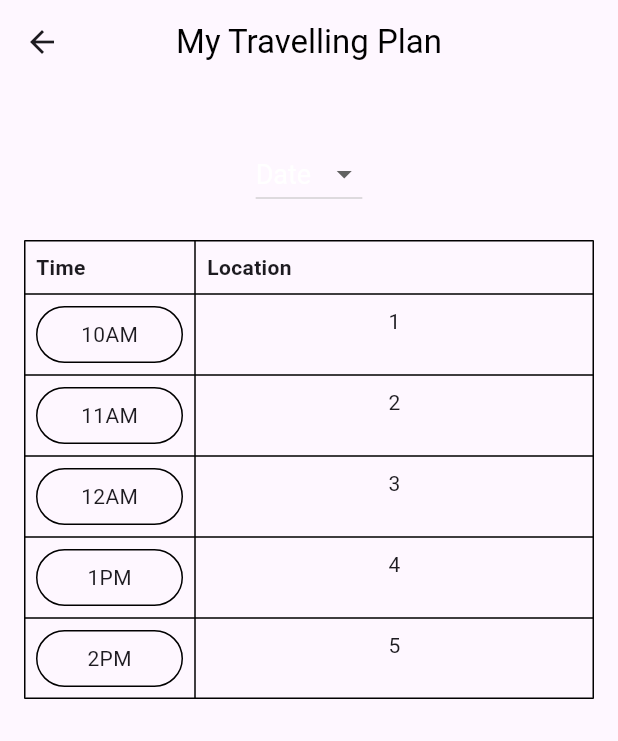
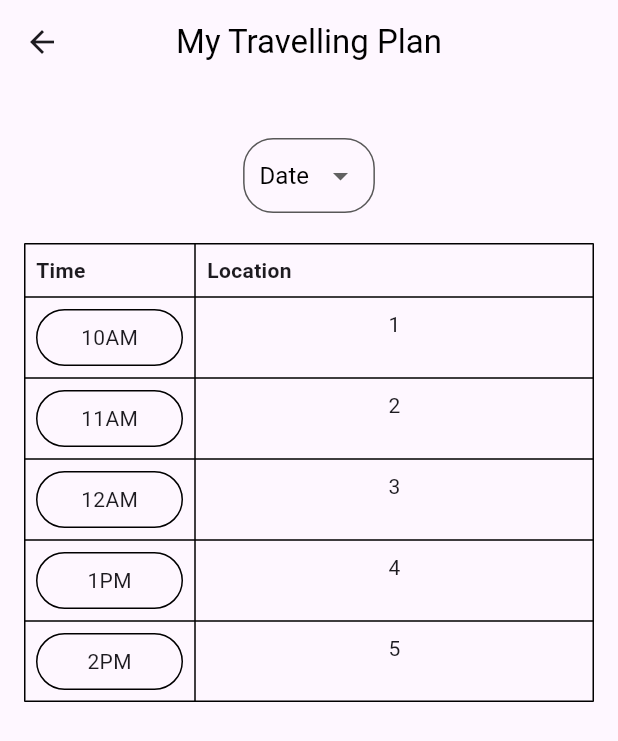
Before and after one commit to KaiC5504/TravelCustom, a Flutter app: the TravelPlanView screen opened directly, on a phone screen of 412 x 824 dp. Shown: the top 741 px of the screen. Run offline on Flutter 3.47's test engine with Material 3 defaults, Android fonts, the phone set to English and light mode, and no system bars; our stand-ins replace cloud_firestore, firebase_auth, firebase_core, font_awesome_flutter, get, shared_preferences; accounts and stored records are empty.

Commit message:
Recommend can click

```diff
--- a/lib/main.dart
+++ b/lib/main.dart
@@ -9,6 +9,7 @@ import 'package:travelcustom/views/profile_view.dart';
 import 'package:travelcustom/views/register_view.dart';
 import 'package:travelcustom/views/search_view.dart';
 import 'package:travelcustom/views/travel_main.dart';
+import 'package:travelcustom/views/travel_plan_view.dart';
 
 void main() async {
   WidgetsFlutterBinding.ensureInitialized();
@@ -35,6 +36,7 @@ class MyApp extends StatelessWidget {
         searchRoute: (context) => const SearchPage(),
         profileRoute: (context) => const ProfilePage(),
         naviRoute: (context) => const CustomBottomNavigationBar(),
+        planRoute: (context) => const TravelPlanView(),
       },
     );
   }
--- a/lib/utilities/content_filter.dart
+++ b/lib/utilities/content_filter.dart
@@ -123,8 +123,8 @@ Future<void> refreshAllUserInteractions(
     String destinationId = interactionData['destination_id'];
     Timestamp lastInteractionTime = interactionData['timestamp'];
     double lastScore = interactionData['preference_score'];
-    List<String> originalTags =
-        List<String>.from(interactionData['tags'] ?? []);
+    // List<String> originalTags =
+    //     List<String>.from(interactionData['tags'] ?? []);
 
     // Calculate time decay for each interaction
     double timeDecay = calculateTimeBasedScore(lastInteractionTime);
--- a/lib/views/travel_plan_view.dart
+++ b/lib/views/travel_plan_view.dart
@@ -25,7 +25,8 @@ class _TravelPlanViewState extends State<TravelPlanView> {
   Widget build(BuildContext context) {
     return Scaffold(
       appBar: AppBar(
-        title: const Text('My Travelling Plan', style: TextStyle(color: Colors.black)),
+        title: const Text('My Travelling Plan',
+            style: TextStyle(color: Colors.black)),
         backgroundColor: Colors.transparent,
         elevation: 0,
         centerTitle: true,
@@ -38,10 +39,21 @@ class _TravelPlanViewState extends State<TravelPlanView> {
             const SizedBox(height: 20),
 
             // Dropdown button for date selection
+            // Dropdown button with a black border
             Row(
               mainAxisAlignment: MainAxisAlignment.center,
               children: [
-                DropdownButton<String>(
+                Container(
+                  decoration: BoxDecoration(
+                    border: Border.all(
+                        color: const Color.fromARGB(255, 88, 88, 88),
+                        width: 1), // Black border with 2px width
+                    borderRadius:
+                        BorderRadius.circular(20), // Optional: Rounded corners
+                  ),
+                  padding: const EdgeInsets.symmetric(
+                      horizontal: 10), // Add some padding inside the container
+                  child: DropdownButton<String>(
                     value: selectedDate,
                     items: <String>['Date', 'Date1', 'Date2', 'Date3']
                         .map<DropdownMenuItem<String>>((String value) {
@@ -55,10 +67,12 @@ class _TravelPlanViewState extends State<TravelPlanView> {
                         selectedDate = newValue!;
                       });
                     },
-                  style: const TextStyle(fontSize: 18),
+                    style: const TextStyle(fontSize: 16, color: Colors.black),
                     elevation: 16,
                     icon: const Icon(Icons.arrow_drop_down),
                     borderRadius: BorderRadius.circular(20),
+                    underline: Container(),
+                  ),
                 ),
               ],
             ),
@@ -80,11 +94,13 @@ class _TravelPlanViewState extends State<TravelPlanView> {
                       children: [
                         Padding(
                           padding: EdgeInsets.all(8.0),
-                          child: Text('Time', style: TextStyle(fontWeight: FontWeight.bold)),
+                          child: Text('Time',
+                              style: TextStyle(fontWeight: FontWeight.bold)),
                         ),
                         Padding(
                           padding: EdgeInsets.all(8.0),
-                          child: Text('Location', style: TextStyle(fontWeight: FontWeight.bold)),
+                          child: Text('Location',
+                              style: TextStyle(fontWeight: FontWeight.bold)),
                         ),
                       ],
                     ),
```
Also changed, not shown: lib/utilities/navigation_bar.dart (+3 -4 lines), lib/views/travel_main.dart (+11 -1 lines). Lines whose indentation alone changed are shown as unchanged.
